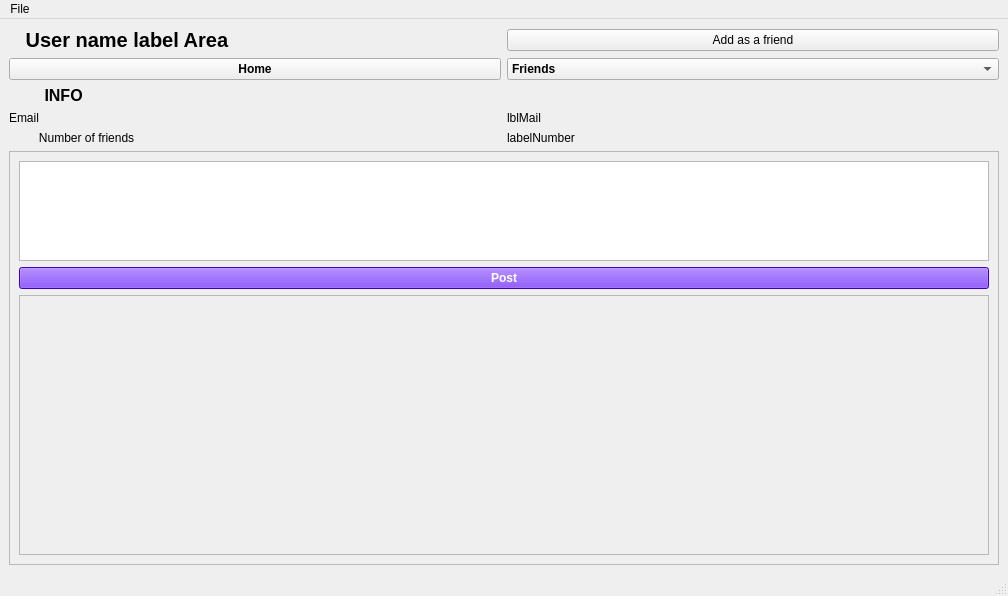
This is src/qt/forms/profilepage.ui in HTHcoin/helpthehomelesscoin as Qt 5 draws it before an edit. The edited form follows.
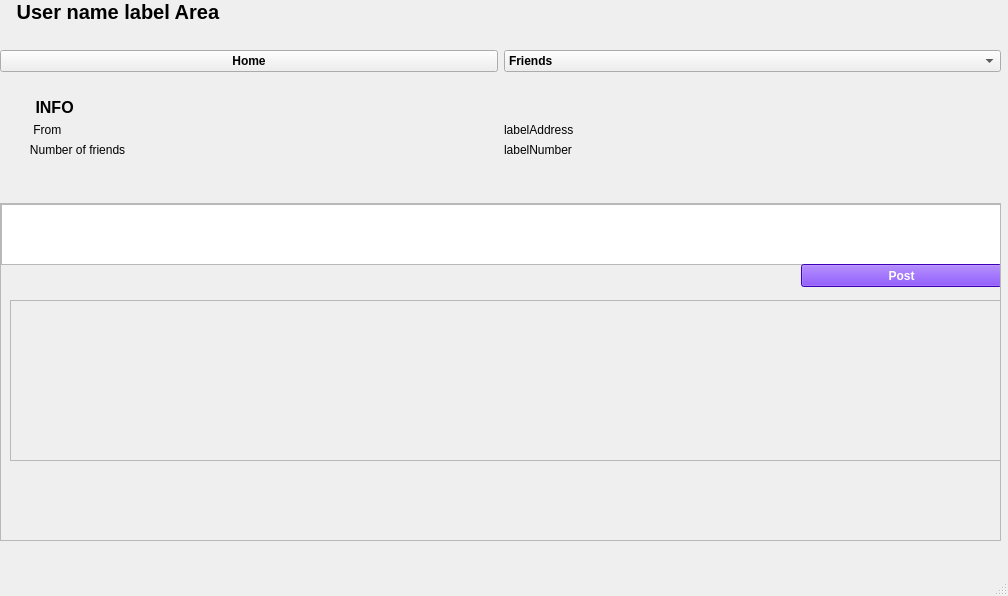
This is the edited form.

Diff of the .ui file:
```diff
--- a/src/qt/forms/profilepage.ui
+++ b/src/qt/forms/profilepage.ui
@@ -14,13 +14,18 @@
    <string>MainWindow</string>
   </property>
   <widget class="QWidget" name="centralwidget">
-   <layout class="QGridLayout" name="gridLayout">
-    <item row="0" column="0">
+   <widget class="QWidget" name="layoutWidget">
+    <property name="geometry">
+     <rect>
+      <x>0</x>
+      <y>0</y>
+      <width>1001</width>
+      <height>541</height>
+     </rect>
+    </property>
      <layout class="QVBoxLayout" name="verticalLayout_3">
       <item>
-       <layout class="QHBoxLayout" name="horizontalLayout_4">
-        <item>
-         <widget class="QLabel" name="lblUserName">
+      <widget class="QLabel" name="userName">
           <property name="font">
            <font>
             <family>Arial</family>
@@ -35,13 +40,17 @@
          </widget>
         </item>
         <item>
-         <widget class="QPushButton" name="addFriendBtn">
-          <property name="text">
-           <string>Add as a friend</string>
-          </property>
-         </widget>
-        </item>
-       </layout>
+      <spacer name="horizontalSpacer">
+       <property name="orientation">
+        <enum>Qt::Horizontal</enum>
+       </property>
+       <property name="sizeHint" stdset="0">
+        <size>
+         <width>40</width>
+         <height>20</height>
+        </size>
+       </property>
+      </spacer>
       </item>
       <item>
        <layout class="QHBoxLayout" name="horizontalLayout">
@@ -87,6 +96,19 @@
       </item>
       <item>
        <layout class="QVBoxLayout" name="verticalLayout_2">
+       <item>
+        <spacer name="horizontalSpacer_4">
+         <property name="orientation">
+          <enum>Qt::Horizontal</enum>
+         </property>
+         <property name="sizeHint" stdset="0">
+          <size>
+           <width>40</width>
+           <height>20</height>
+          </size>
+         </property>
+        </spacer>
+       </item>
         <item>
          <widget class="QLabel" name="label">
           <property name="font">
@@ -105,10 +127,7 @@
         <item>
          <layout class="QHBoxLayout" name="horizontalLayout_2">
           <item>
-           <layout class="QVBoxLayout" name="verticalLayout_5"/>
-          </item>
-          <item>
-           <widget class="QLabel" name="txtMail">
+          <widget class="QLabel" name="label_2">
             <property name="font">
              <font>
               <family>Arial</family>
@@ -116,14 +135,14 @@
              </font>
             </property>
             <property name="text">
-             <string>Email</string>
+            <string>          From</string>
             </property>
            </widget>
           </item>
           <item>
            <widget class="QLabel" name="lblMail">
             <property name="text">
-             <string>lblMail</string>
+            <string>labelAddress</string>
             </property>
            </widget>
           </item>
@@ -155,6 +174,32 @@
         </item>
        </layout>
       </item>
+     <item>
+      <spacer name="horizontalSpacer_2">
+       <property name="orientation">
+        <enum>Qt::Horizontal</enum>
+       </property>
+       <property name="sizeHint" stdset="0">
+        <size>
+         <width>40</width>
+         <height>20</height>
+        </size>
+       </property>
+      </spacer>
+     </item>
+     <item>
+      <spacer name="horizontalSpacer_3">
+       <property name="orientation">
+        <enum>Qt::Horizontal</enum>
+       </property>
+       <property name="sizeHint" stdset="0">
+        <size>
+         <width>40</width>
+         <height>20</height>
+        </size>
+       </property>
+      </spacer>
+     </item>
       <item>
        <widget class="QScrollArea" name="scrollArea">
         <property name="styleSheet">
@@ -169,18 +214,18 @@
           <rect>
            <x>0</x>
            <y>0</y>
-           <width>982</width>
-           <height>349</height>
-          </rect>
-         </property>
-         <layout class="QGridLayout" name="gridLayout_2">
-          <item row="0" column="0">
-           <widget class="QPlainTextEdit" name="newPost_txtEdit">
-            <property name="maximumSize">
-             <size>
-              <width>16777215</width>
-              <height>100</height>
-             </size>
+          <width>997</width>
+          <height>261</height>
+         </rect>
+        </property>
+        <widget class="QPlainTextEdit" name="plainTextEdit_2">
+         <property name="geometry">
+          <rect>
+           <x>0</x>
+           <y>0</y>
+           <width>1001</width>
+           <height>61</height>
+          </rect>
             </property>
             <property name="plainText">
              <string/>
@@ -189,9 +234,15 @@
              <string>   What's on your mind?</string>
             </property>
            </widget>
-          </item>
-          <item row="1" column="0">
-           <widget class="QPushButton" name="Post_btn">
+        <widget class="QPushButton" name="postButton">
+         <property name="geometry">
+          <rect>
+           <x>800</x>
+           <y>60</y>
+           <width>201</width>
+           <height>23</height>
+          </rect>
+         </property>
             <property name="font">
              <font>
               <family>Arial</family>
@@ -212,9 +263,15 @@
              <string>Post</string>
             </property>
            </widget>
-          </item>
-          <item row="2" column="0">
            <widget class="QScrollArea" name="PostsArea">
+         <property name="geometry">
+          <rect>
+           <x>9</x>
+           <y>96</y>
+           <width>991</width>
+           <height>161</height>
+          </rect>
+         </property>
             <property name="widgetResizable">
              <bool>true</bool>
             </property>
@@ -223,14 +280,12 @@
               <rect>
                <x>0</x>
                <y>0</y>
-               <width>958</width>
-               <height>183</height>
+            <width>989</width>
+            <height>159</height>
               </rect>
              </property>
             </widget>
            </widget>
-          </item>
-         </layout>
         </widget>
        </widget>
       </item>
@@ -238,8 +293,7 @@
        <layout class="QVBoxLayout" name="verticalLayout"/>
       </item>
      </layout>
-    </item>
-   </layout>
+   </widget>
   </widget>
   <widget class="QMenuBar" name="menubar">
    <property name="geometry">
@@ -250,14 +304,6 @@
      <height>26</height>
     </rect>
    </property>
-   <widget class="QMenu" name="menuFile">
-    <property name="title">
-     <string>File</string>
-    </property>
-    <addaction name="actionLog_out"/>
-    <addaction name="separator"/>
-   </widget>
-   <addaction name="menuFile"/>
   </widget>
   <widget class="QStatusBar" name="statusbar"/>
   <action name="actionLog_out">
```
Left out of the diff: 9 changed lines with no effect on the pictures. Lines whose indentation alone changed are shown as unchanged.
